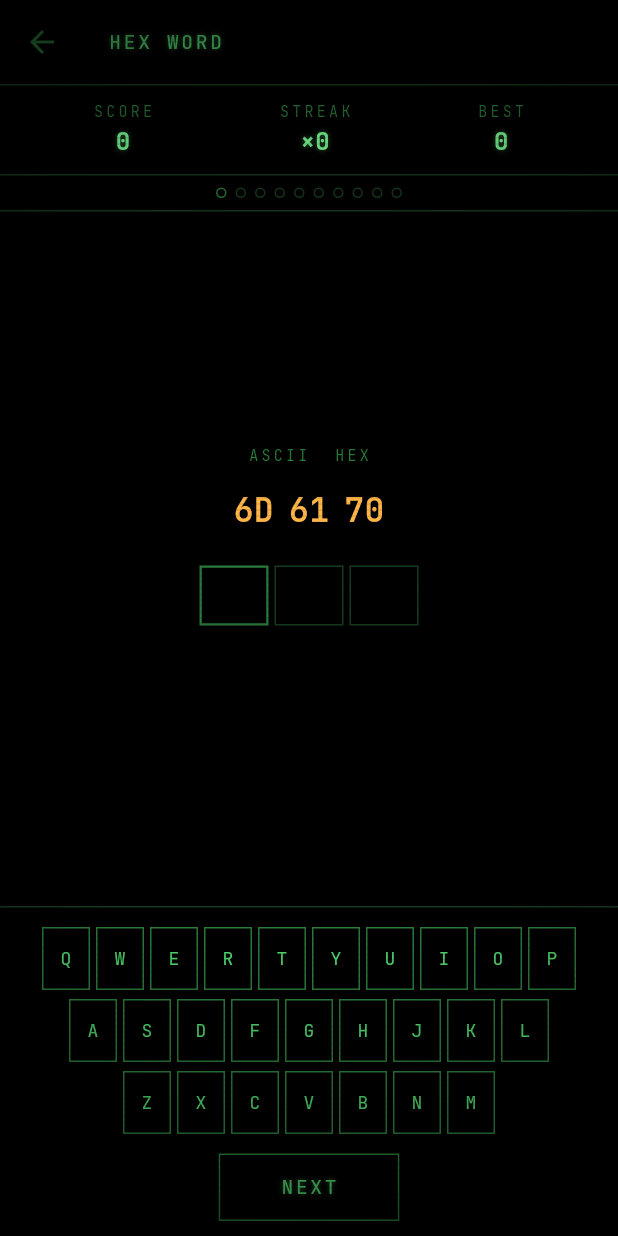
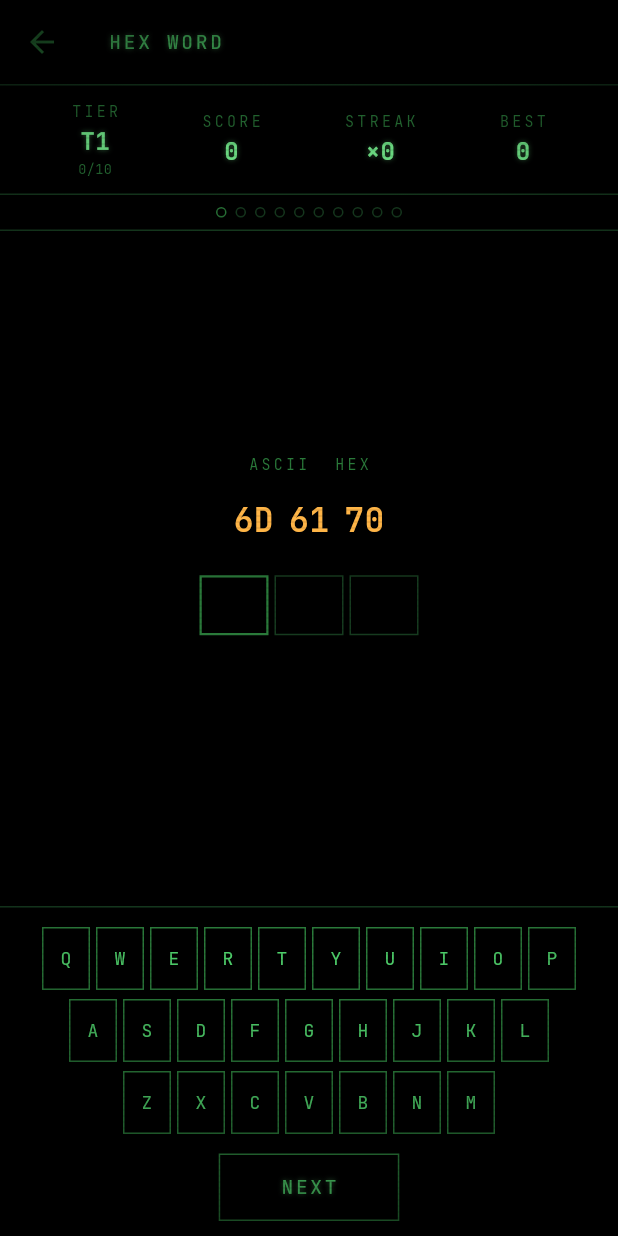
Before and after one commit to jankovicsrb-droid/go-binary-rush, a Flutter app: the HexWordScreen screen opened directly, on a phone screen of 412 x 824 dp. Run offline on Flutter 3.47's test engine with Material 3 defaults, Android fonts, the phone set to English and light mode, and no system bars; our stand-ins replace flutter_local_notifications, flutter_timezone, google_fonts, shared_preferences, timezone; accounts and stored records are empty.

Commit message:
Add TIER indicator to HEX WORD HUD
HEX WORD already has a max-word-length ramp (3->8 over plays, every
10 solved words), but the HUD only showed SCORE/STREAK/BEST so progress
through the curve was invisible. Adds a tier cell that mirrors GameHud's
pattern: kicker TIER, value T{n}, and {progress}/10 subtitle —
showing MAX once the player reaches the top step.

Co-Authored-By: Claude Opus 4.7 <noreply@anthropic.com>

```diff
--- a/lib/screens/hex_word_screen.dart
+++ b/lib/screens/hex_word_screen.dart
@@ -243,9 +243,30 @@ class _HexWordScreenState extends State<HexWordScreen>
     return Row(
       mainAxisAlignment: MainAxisAlignment.spaceAround,
       children: [
+        _tierCell(),
         _hudCell('SCORE', '${score.score}'),
         _hudCell('STREAK', '×${score.streak}'),
         _hudCell('BEST', '${score.highScore}'),
+      ],
+    );
+  }
+
+  Widget _tierCell() {
+    final int tierCount = _maxWordLen - _minWordLen + 1;
+    final int tier =
+        (_currentMaxLen - _minWordLen + 1).clamp(1, tierCount);
+    final int total = _prefs?.getInt('hex_word_total') ?? 0;
+    final String progress = tier >= tierCount
+        ? 'MAX'
+        : '${total % _wordsPerStep}/$_wordsPerStep';
+    return Column(
+      crossAxisAlignment: CrossAxisAlignment.center,
+      children: [
+        Text('TIER', style: AppText.kicker()),
+        const SizedBox(height: 2),
+        Text('T$tier', style: AppText.hudValue()),
+        Text(progress,
+            style: AppText.mono(size: 9, color: AppColors.g2)),
       ],
     );
   }
```
